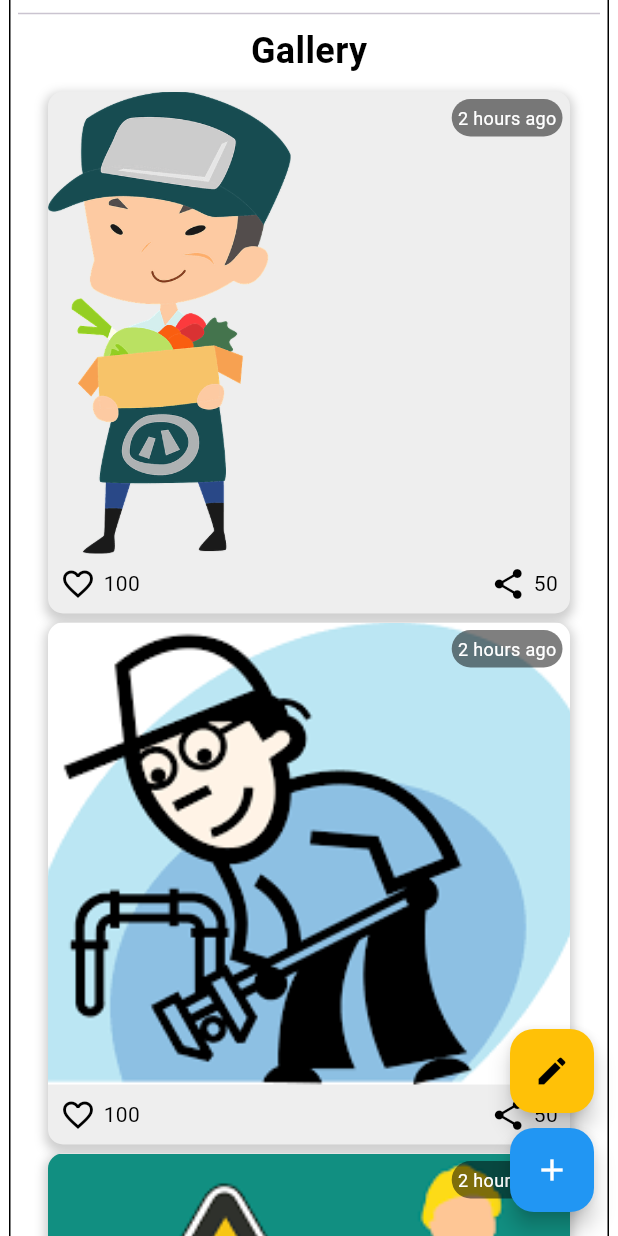
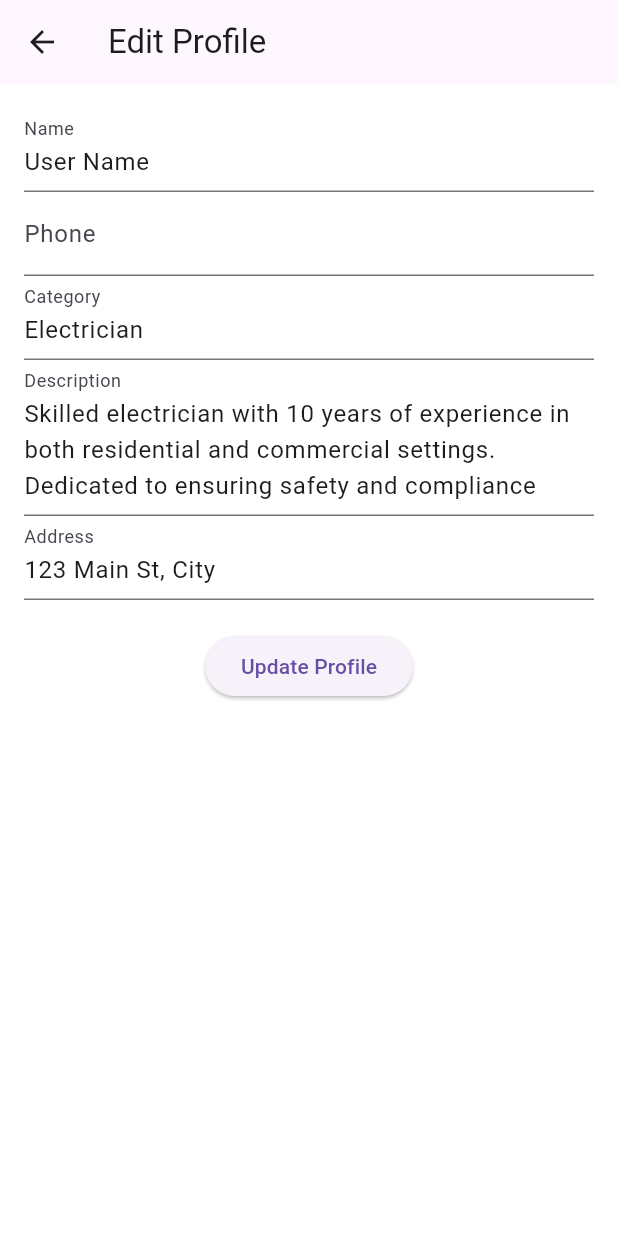
Before and after one commit to hasib94badhon/Mark, a Flutter app: the UserProfile screen opened directly with empty values, scrolled down 576 dp, after a tap on the "edit" icon, on a phone screen of 412 x 824 dp. Run offline on Flutter 3.47's test engine with Material 3 defaults, Android fonts, the phone set to English and light mode, and no system bars; our stand-ins replace animated_bottom_navigation_bar, fan_carousel_image_slider, flutter_rating_bar, flutter_speed_dial, font_awesome_flutter, introduction_screen; missing offline and left inert: sms_otp_auto_verify.

Commit message:
edit profile added

```diff
--- /dev/null
+++ b/lib/screens/editprofile_screen.dart
@@ -0,0 +1,93 @@
+import 'package:flutter/material.dart';
+
+class EditProfileScreen extends StatefulWidget {
+  final String userName;
+  final String userPhone;
+  final String userCategory;
+  final String userDescription;
+  final String userAddress;
+
+  EditProfileScreen({
+    required this.userName,
+    required this.userPhone,
+    required this.userCategory,
+    required this.userDescription,
+    required this.userAddress,
+  });
+
+  @override
+  _EditProfileScreenState createState() => _EditProfileScreenState();
+}
+
+class _EditProfileScreenState extends State<EditProfileScreen> {
+  final TextEditingController _nameController = TextEditingController();
+  final TextEditingController _phoneController = TextEditingController();
+  final TextEditingController _categoryController = TextEditingController();
+  final TextEditingController _descriptionController = TextEditingController();
+  final TextEditingController _addressController = TextEditingController();
+
+  @override
+  void initState() {
+    super.initState();
+    _nameController.text = widget.userName;
+    _phoneController.text = widget.userPhone;
+    _categoryController.text = widget.userCategory;
+    _descriptionController.text = widget.userDescription;
+    _addressController.text = widget.userAddress;
+  }
+
+  Future<void> updateProfile() async {
+    // Add your API call here to update the profile information
+    print('Name: ${_nameController.text}');
+    print('Phone: ${_phoneController.text}');
+    print('Category: ${_categoryController.text}');
+    print('Description: ${_descriptionController.text}');
+    print('Address: ${_addressController.text}');
+    // Send the updated data to your backend
+  }
+
+  @override
+  Widget build(BuildContext context) {
+    return Scaffold(
+      appBar: AppBar(
+        title: Text('Edit Profile'),
+      ),
+      body: Padding(
+        padding: const EdgeInsets.all(16.0),
+        child: SingleChildScrollView(
+          child: Column(
+            children: [
+              TextField(
+                controller: _nameController,
+                decoration: InputDecoration(labelText: 'Name'),
+              ),
+              TextField(
+                controller: _phoneController,
+                decoration: InputDecoration(labelText: 'Phone'),
+                keyboardType: TextInputType.phone,
+              ),
+              TextField(
+                controller: _categoryController,
+                decoration: InputDecoration(labelText: 'Category'),
+              ),
+              TextField(
+                controller: _descriptionController,
+                decoration: InputDecoration(labelText: 'Description'),
+                maxLines: 3,
+              ),
+              TextField(
+                controller: _addressController,
+                decoration: InputDecoration(labelText: 'Address'),
+              ),
+              SizedBox(height: 20),
+              ElevatedButton(
+                onPressed: updateProfile,
+                child: Text('Update Profile'),
+              ),
+            ],
+          ),
+        ),
+      ),
+    );
+  }
+}
--- a/lib/screens/user_profile.dart
+++ b/lib/screens/user_profile.dart
@@ -1,3 +1,5 @@
+import 'package:aaram_bd/screens/editprofile_screen.dart';
+import 'package:aaram_bd/widgets/ExpendableText.dart';
 import 'package:flutter/material.dart';
 import 'package:flutter_rating_bar/flutter_rating_bar.dart';
 import 'package:fan_carousel_image_slider/fan_carousel_image_slider.dart';
@@ -25,6 +27,12 @@ class _UserProfileState extends State<UserProfile> {
     "images/image4.png",
     "images/image5.png",
   ];
+
+  final String userName = "User Name";
+  final String userCategory = "Electrician";
+  final String userDescription =
+      "Skilled electrician with 10 years of experience in both residential and commercial settings. Dedicated to ensuring safety and compliance with industry standards.";
+  final String userAddress = "123 Main St, City";
 
   @override
   Widget build(BuildContext context) {
@@ -244,7 +252,7 @@ class _UserProfileState extends State<UserProfile> {
                           gridDelegate:
                               SliverGridDelegateWithFixedCrossAxisCount(
                             crossAxisCount: 1,
-                            crossAxisSpacing: 8,
+                            crossAxisSpacing: 15,
                             mainAxisSpacing: 6,
                           ),
                           itemCount: images.length,
@@ -280,11 +288,13 @@ class _UserProfileState extends State<UserProfile> {
                                           ),
                                         ),
                                       ),
-                                      Padding(
+                                      Container(
+                                        color: Colors.blue[100],
+                                        child: Padding(
                                           padding: const EdgeInsets.all(8.0),
                                           child: Row(
                                             mainAxisAlignment:
-                                              MainAxisAlignment.spaceBetween,
+                                                MainAxisAlignment.spaceAround,
                                             children: [
                                               Row(
                                                 children: [
@@ -295,6 +305,22 @@ class _UserProfileState extends State<UserProfile> {
                                                   SizedBox(width: 5),
                                                   Text(
                                                     "100", // Likes count
+                                                    style: TextStyle(
+                                                      color: Colors.black,
+                                                    ),
+                                                  ),
+                                                ],
+                                              ),
+                                              Row(
+                                                children: [
+                                                  Icon(
+                                                    Icons.comment_rounded,
+                                                    color: Colors.black,
+                                                    size: 22,
+                                                  ),
+                                                  SizedBox(width: 5),
+                                                  Text(
+                                                    "50", // Shares count
                                                     style: TextStyle(
                                                       color: Colors.black,
                                                     ),
@@ -319,12 +345,13 @@ class _UserProfileState extends State<UserProfile> {
                                             ],
                                           ),
                                         ),
+                                      ),
                                     ],
                                   ),
                                 ),
                                 Positioned(
-                                  top: 5,
-                                  right: 5,
+                                  top: 15,
+                                  right: 15,
                                   child: Container(
                                     padding: EdgeInsets.all(4),
                                     decoration: BoxDecoration(
@@ -358,7 +385,18 @@ class _UserProfileState extends State<UserProfile> {
         children: [
           FloatingActionButton(
             onPressed: () {
-              // Handle Edit Profile button pressed
+              Navigator.push(
+                context,
+                MaterialPageRoute(
+                  builder: (context) => EditProfileScreen(
+                    userName: userName,
+                    userPhone: widget.userPhone,
+                    userCategory: userCategory,
+                    userDescription: userDescription,
+                    userAddress: userAddress,
+                  ),
+                ),
+              );
             },
             heroTag: "editProfile",
             backgroundColor: Colors.amber,
```
Also changed, not shown: lib/screens/advert_screen.dart (+0 -21 lines). Lines whose indentation alone changed are shown as unchanged.
